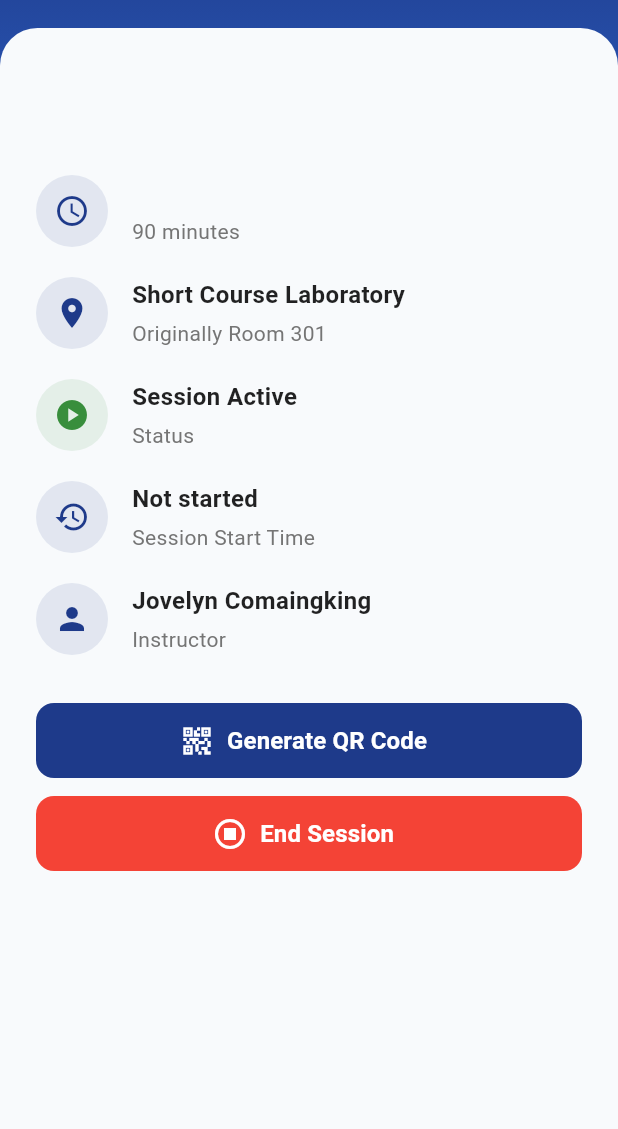
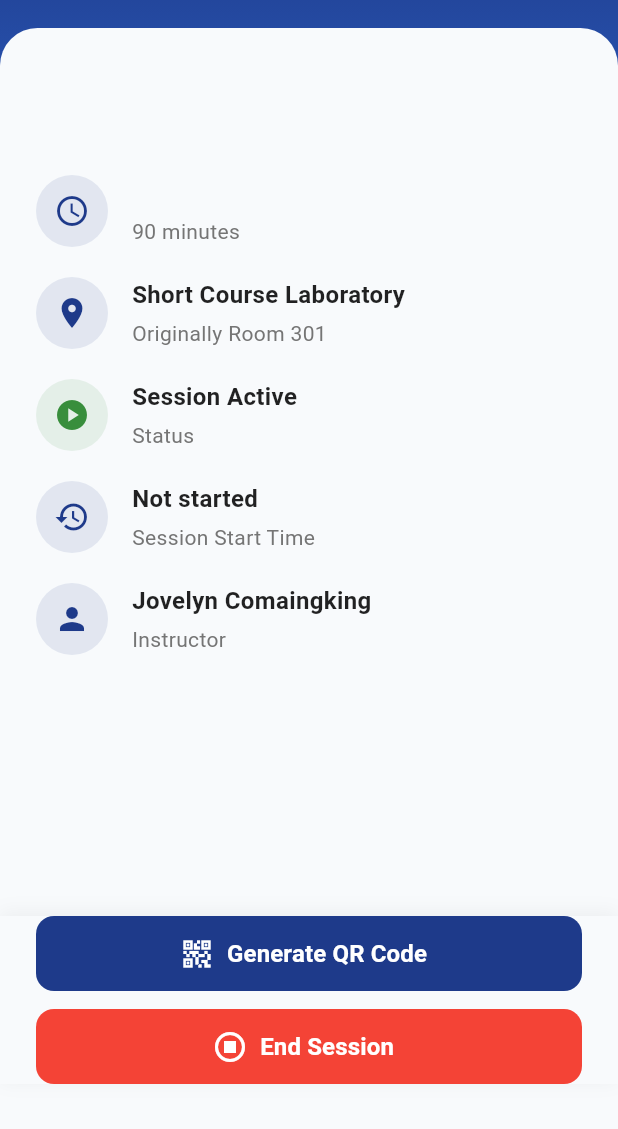
Before and after one commit to CS31A/ams-teacher-mobile, a Flutter app: the SessionDetailsScreen screen opened directly with empty values, on a phone screen of 412 x 824 dp, the part 107-1236 px from its top. Run offline on Flutter 3.47's test engine with Material 3 defaults, Android fonts, the phone set to English and light mode, and no system bars; our stand-ins replace qr_flutter, shared_preferences, table_calendar; accounts and stored records are empty.

Commit message:
feat(ui): move Generate QR and End Session buttons to bottom of session details screen

```diff
--- a/lib/screens/qr_screen.dart
+++ b/lib/screens/qr_screen.dart
@@ -1133,8 +1133,11 @@
                       topRight: Radius.circular(25),
                     ),
                   ),
-                  child: SingleChildScrollView(
-                    padding: const EdgeInsets.all(24),
+                  child: Stack(
+                    children: [
+                      // Scrollable Content
+                      SingleChildScrollView(
+                        padding: const EdgeInsets.fromLTRB(24, 24, 24, 170),
                         child: Column(
                           children: [
                             const SizedBox(height: 8),
@@ -1194,10 +1197,30 @@
                               subText: 'Instructor',
                               iconColor: const Color(0xFF1E3A8A),
                             ),
+                          ],
+                        ),
+                      ),
 
-                        const SizedBox(height: 32),
-
-                        // Action Buttons
+                      // Fixed Buttons at Bottom
+                      Positioned(
+                        bottom: 30,
+                        left: 0,
+                        right: 0,
+                        child: Container(
+                          padding: const EdgeInsets.symmetric(horizontal: 24),
+                          decoration: BoxDecoration(
+                            color: const Color(0xFFF8FAFC),
+                            boxShadow: [
+                              BoxShadow(
+                                color: Colors.black.withOpacity(0.05),
+                                blurRadius: 10,
+                                offset: const Offset(0, -2),
+                              ),
+                            ],
+                          ),
+                          child: Column(
+                            children: [
+                              // Generate QR Code Button
                               SizedBox(
                                 width: double.infinity,
                                 height: 50,
@@ -1229,6 +1252,7 @@
                                 ),
                               ),
                               const SizedBox(height: 12),
+                              // End Session Button
                               SizedBox(
                                 width: double.infinity,
                                 height: 50,
@@ -1256,6 +1280,9 @@
                               ),
                             ],
                           ),
+                        ),
+                      ),
+                    ],
                   ),
                 ),
               ),
```
Lines whose indentation alone changed are shown as unchanged.
